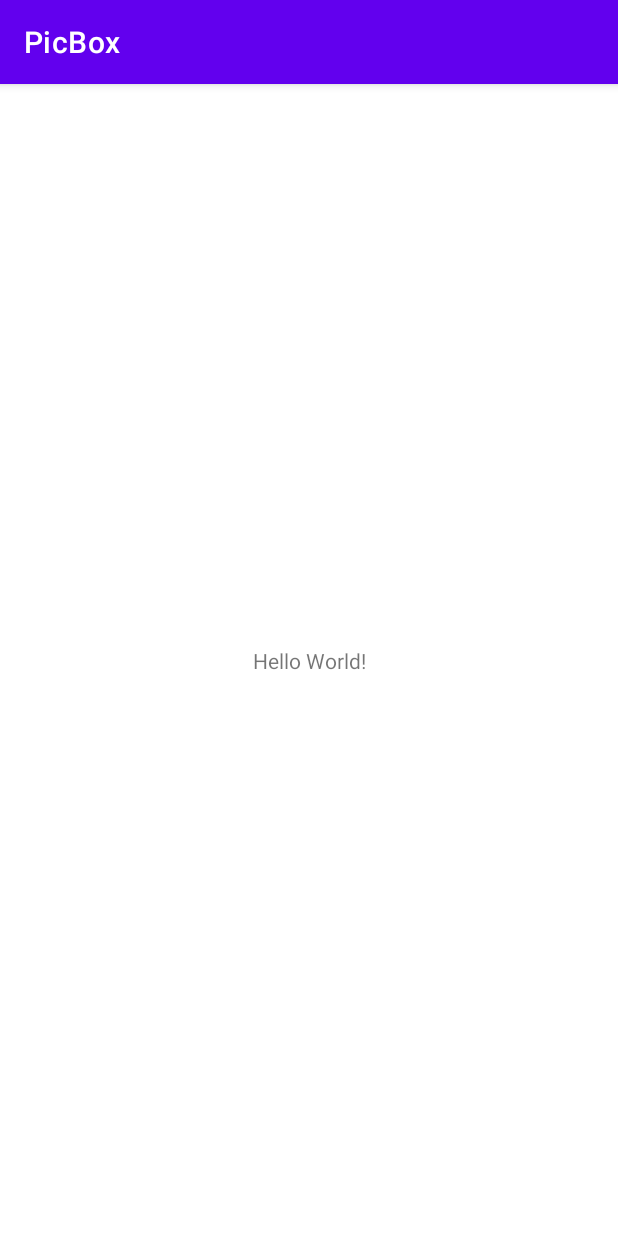
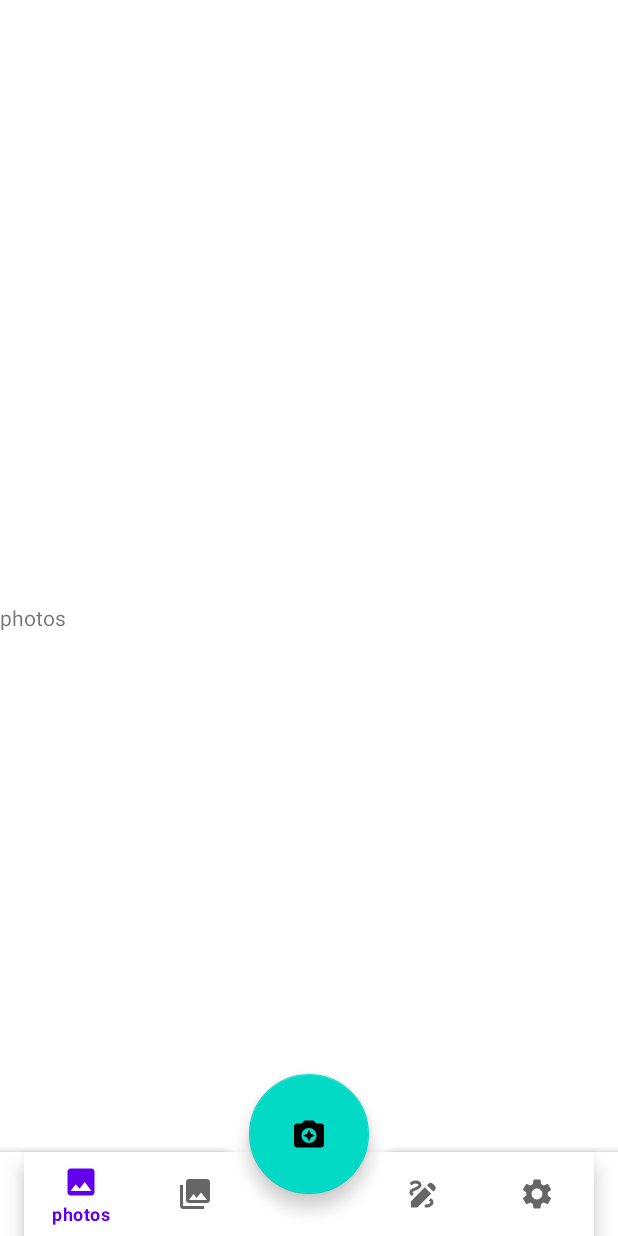
Before and after one commit to Phongle1311/PicBox, an Android app: the screen it shows after launch (MainActivity), on a phone screen of 412 x 824 dp. Run offline under Robolectric (Android 15) with nearby library versions, the phone set to English and light mode, and no system bars.

Commit message:
update bottom bar

```diff
--- a/app/src/main/java/com/hcmus/picbox/MainActivity.java
+++ b/app/src/main/java/com/hcmus/picbox/MainActivity.java
@@ -3,12 +3,89 @@
 import androidx.appcompat.app.AppCompatActivity;
 
 import android.os.Bundle;
+import android.view.MenuItem;
+
+import androidx.annotation.NonNull;
+import androidx.appcompat.app.AppCompatActivity;
+import androidx.fragment.app.FragmentStatePagerAdapter;
+import androidx.viewpager.widget.ViewPager;
+
+import com.google.android.material.bottomnavigation.BottomNavigationView;
+import com.hcmus.picbox.fragment.ViewPagerAdapter;
 
 public class MainActivity extends AppCompatActivity {
+    private ViewPager mainViewPager;
+    private BottomNavigationView bottomBar;
+
+    private void initUI() {
+        mainViewPager = findViewById(R.id.MainViewPager);
+        bottomBar = findViewById(R.id.BottomNavigationView);
+    }
+
+    private void initViewPager() {
+
+    }
 
     @Override
     protected void onCreate(Bundle savedInstanceState) {
         super.onCreate(savedInstanceState);
         setContentView(R.layout.activity_main);
+
+        initUI();
+
+
+        ViewPagerAdapter adapter = new ViewPagerAdapter(getSupportFragmentManager(), FragmentStatePagerAdapter.BEHAVIOR_RESUME_ONLY_CURRENT_FRAGMENT);
+        mainViewPager.setAdapter(adapter);
+
+        mainViewPager.addOnPageChangeListener(new ViewPager.OnPageChangeListener() {
+            @Override
+            public void onPageScrolled(int position, float positionOffset, int positionOffsetPixels) {
+
+            }
+
+            @Override
+            public void onPageSelected(int position) {
+                switch (position) {
+                    case 0:
+                        bottomBar.getMenu().findItem(R.id.photos).setChecked(true);
+                        break;
+                    case 1:
+                        bottomBar.getMenu().findItem(R.id.gallery).setChecked(true);
+                        break;
+                    case 2:
+                        bottomBar.getMenu().findItem(R.id.drawing).setChecked(true);
+                        break;
+                    case 3:
+                        bottomBar.getMenu().findItem(R.id.setting).setChecked(true);
+                        break;
+                }
+            }
+
+            @Override
+            public void onPageScrollStateChanged(int state) {
+
+            }
+        });
+
+        bottomBar.setOnNavigationItemSelectedListener(new BottomNavigationView.OnNavigationItemSelectedListener() {
+            @Override
+            public boolean onNavigationItemSelected(@NonNull MenuItem item) {
+                switch (item.getItemId()) {
+                    case R.id.photos:
+                        mainViewPager.setCurrentItem(0);
+                        break;
+                    case R.id.gallery:
+                        mainViewPager.setCurrentItem(1);
+                        break;
+                    case R.id.drawing:
+                        mainViewPager.setCurrentItem(2);
+                        break;
+                    case R.id.setting:
+                        mainViewPager.setCurrentItem(3);
+                        break;
+                }
+                return true;
+            }
+        });
     }
 }
--- /dev/null
+++ b/app/src/main/java/com/hcmus/picbox/fragment/GalleryFragment.java
@@ -0,0 +1,20 @@
+package com.hcmus.picbox.fragment;
+
+import android.os.Bundle;
+import android.view.LayoutInflater;
+import android.view.View;
+import android.view.ViewGroup;
+
+import androidx.annotation.NonNull;
+import androidx.annotation.Nullable;
+import androidx.fragment.app.Fragment;
+
+import com.hcmus.picbox.R;
+
+public class GalleryFragment extends Fragment {
+    @Nullable
+    @Override
+    public View onCreateView(@NonNull LayoutInflater inflater, @Nullable ViewGroup container, @Nullable Bundle savedInstanceState) {
+        return inflater.inflate(R.layout.fragment_gallery, container, false);
+    }
+}
--- /dev/null
+++ b/app/src/main/java/com/hcmus/picbox/fragment/PhotosFragment.java
@@ -0,0 +1,20 @@
+package com.hcmus.picbox.fragment;
+
+import android.os.Bundle;
+import android.view.LayoutInflater;
+import android.view.View;
+import android.view.ViewGroup;
+
+import androidx.annotation.NonNull;
+import androidx.annotation.Nullable;
+import androidx.fragment.app.Fragment;
+
+import com.hcmus.picbox.R;
+
+public class PhotosFragment extends Fragment {
+    @Nullable
+    @Override
+    public View onCreateView(@NonNull LayoutInflater inflater, @Nullable ViewGroup container, @Nullable Bundle savedInstanceState) {
+        return inflater.inflate(R.layout.fragment_photos, container, false);
+    }
+}
--- /dev/null
+++ b/app/src/main/java/com/hcmus/picbox/fragment/ViewPagerAdapter.java
@@ -0,0 +1,35 @@
+package com.hcmus.picbox.fragment;
+
+import androidx.annotation.NonNull;
+import androidx.fragment.app.Fragment;
+import androidx.fragment.app.FragmentManager;
+import androidx.fragment.app.FragmentStatePagerAdapter;
+
+public class ViewPagerAdapter extends FragmentStatePagerAdapter {
+
+    public ViewPagerAdapter(@NonNull FragmentManager fm, int behavior) {
+        super(fm, behavior);
+    }
+
+    @NonNull
+    @Override
+    public Fragment getItem(int position) {
+        switch (position){
+            case 0:
+                return new PhotosFragment();
+            case 1:
+                return new GalleryFragment();
+            case 2:
+                return new DrawingFragment();
+            case 3:
+                return new SettingFragment();
+            default:
+                return new PhotosFragment();
+        }
+    }
+
+    @Override
+    public int getCount() {
+        return 4;
+    }
+}
--- /dev/null
+++ b/app/src/main/res/drawable/ic_baseline_camera_enhance_24.xml
@@ -0,0 +1,6 @@
+<vector android:height="80dp" android:tint="#000000"
+    android:viewportHeight="24" android:viewportWidth="24"
+    android:width="80dp" xmlns:android="http://schemas.android.com/apk/res/android">
+    <path android:fillColor="@android:color/white" android:pathData="M9,3L7.17,5L4,5c-1.1,0 -2,0.9 -2,2v12c0,1.1 0.9,2 2,2h16c1.1,0 2,-0.9 2,-2L22,7c0,-1.1 -0.9,-2 -2,-2h-3.17L15,3L9,3zM12,18c-2.76,0 -5,-2.24 -5,-5s2.24,-5 5,-5 5,2.24 5,5 -2.24,5 -5,5z"/>
+    <path android:fillColor="@android:color/white" android:pathData="M12,17l1.25,-2.75L16,13l-2.75,-1.25L12,9l-1.25,2.75L8,13l2.75,1.25z"/>
+</vector>
--- /dev/null
+++ b/app/src/main/res/drawable/ic_baseline_collections_24.xml
@@ -0,0 +1,5 @@
+<vector android:height="24dp" android:tint="#000000"
+    android:viewportHeight="24" android:viewportWidth="24"
+    android:width="24dp" xmlns:android="http://schemas.android.com/apk/res/android">
+    <path android:fillColor="@android:color/white" android:pathData="M22,16L22,4c0,-1.1 -0.9,-2 -2,-2L8,2c-1.1,0 -2,0.9 -2,2v12c0,1.1 0.9,2 2,2h12c1.1,0 2,-0.9 2,-2zM11,12l2.03,2.71L16,11l4,5L8,16l3,-4zM2,6v14c0,1.1 0.9,2 2,2h14v-2L4,20L4,6L2,6z"/>
+</vector>
--- /dev/null
+++ b/app/src/main/res/drawable/ic_baseline_draw_24.xml
@@ -0,0 +1,5 @@
+<vector android:height="24dp" android:tint="#000000"
+    android:viewportHeight="24" android:viewportWidth="24"
+    android:width="24dp" xmlns:android="http://schemas.android.com/apk/res/android">
+    <path android:fillColor="@android:color/white" android:pathData="M18.85,10.39l1.06,-1.06c0.78,-0.78 0.78,-2.05 0,-2.83L18.5,5.09c-0.78,-0.78 -2.05,-0.78 -2.83,0l-1.06,1.06L18.85,10.39zM13.19,7.56L4,16.76V21h4.24l9.19,-9.19L13.19,7.56zM19,17.5c0,2.19 -2.54,3.5 -5,3.5c-0.55,0 -1,-0.45 -1,-1s0.45,-1 1,-1c1.54,0 3,-0.73 3,-1.5c0,-0.47 -0.48,-0.87 -1.23,-1.2l1.48,-1.48C18.32,15.45 19,16.29 19,17.5zM4.58,13.35C3.61,12.79 3,12.06 3,11c0,-1.8 1.89,-2.63 3.56,-3.36C7.59,7.18 9,6.56 9,6c0,-0.41 -0.78,-1 -2,-1C5.74,5 5.2,5.61 5.17,5.64C4.82,6.05 4.19,6.1 3.77,5.76C3.36,5.42 3.28,4.81 3.62,4.38C3.73,4.24 4.76,3 7,3c2.24,0 4,1.32 4,3c0,1.87 -1.93,2.72 -3.64,3.47C6.42,9.88 5,10.5 5,11c0,0.31 0.43,0.6 1.07,0.86L4.58,13.35z"/>
+</vector>
--- /dev/null
+++ b/app/src/main/res/drawable/ic_baseline_image_24.xml
@@ -0,0 +1,5 @@
+<vector android:height="24dp" android:tint="#000000"
+    android:viewportHeight="24" android:viewportWidth="24"
+    android:width="24dp" xmlns:android="http://schemas.android.com/apk/res/android">
+    <path android:fillColor="@android:color/white" android:pathData="M21,19V5c0,-1.1 -0.9,-2 -2,-2H5c-1.1,0 -2,0.9 -2,2v14c0,1.1 0.9,2 2,2h14c1.1,0 2,-0.9 2,-2zM8.5,13.5l2.5,3.01L14.5,12l4.5,6H5l3.5,-4.5z"/>
+</vector>
--- /dev/null
+++ b/app/src/main/res/drawable/ic_baseline_search_24.xml
@@ -0,0 +1,5 @@
+<vector android:height="24dp" android:tint="#000000"
+    android:viewportHeight="24" android:viewportWidth="24"
+    android:width="24dp" xmlns:android="http://schemas.android.com/apk/res/android">
+    <path android:fillColor="@android:color/white" android:pathData="M15.5,14h-0.79l-0.28,-0.27C15.41,12.59 16,11.11 16,9.5 16,5.91 13.09,3 9.5,3S3,5.91 3,9.5 5.91,16 9.5,16c1.61,0 3.09,-0.59 4.23,-1.57l0.27,0.28v0.79l5,4.99L20.49,19l-4.99,-5zM9.5,14C7.01,14 5,11.99 5,9.5S7.01,5 9.5,5 14,7.01 14,9.5 11.99,14 9.5,14z"/>
+</vector>
--- /dev/null
+++ b/app/src/main/res/drawable/ic_baseline_settings_24.xml
@@ -0,0 +1,5 @@
+<vector android:height="24dp" android:tint="#000000"
+    android:viewportHeight="24" android:viewportWidth="24"
+    android:width="24dp" xmlns:android="http://schemas.android.com/apk/res/android">
+    <path android:fillColor="@android:color/white" android:pathData="M19.14,12.94c0.04,-0.3 0.06,-0.61 0.06,-0.94c0,-0.32 -0.02,-0.64 -0.07,-0.94l2.03,-1.58c0.18,-0.14 0.23,-0.41 0.12,-0.61l-1.92,-3.32c-0.12,-0.22 -0.37,-0.29 -0.59,-0.22l-2.39,0.96c-0.5,-0.38 -1.03,-0.7 -1.62,-0.94L14.4,2.81c-0.04,-0.24 -0.24,-0.41 -0.48,-0.41h-3.84c-0.24,0 -0.43,0.17 -0.47,0.41L9.25,5.35C8.66,5.59 8.12,5.92 7.63,6.29L5.24,5.33c-0.22,-0.08 -0.47,0 -0.59,0.22L2.74,8.87C2.62,9.08 2.66,9.34 2.86,9.48l2.03,1.58C4.84,11.36 4.8,11.69 4.8,12s0.02,0.64 0.07,0.94l-2.03,1.58c-0.18,0.14 -0.23,0.41 -0.12,0.61l1.92,3.32c0.12,0.22 0.37,0.29 0.59,0.22l2.39,-0.96c0.5,0.38 1.03,0.7 1.62,0.94l0.36,2.54c0.05,0.24 0.24,0.41 0.48,0.41h3.84c0.24,0 0.44,-0.17 0.47,-0.41l0.36,-2.54c0.59,-0.24 1.13,-0.56 1.62,-0.94l2.39,0.96c0.22,0.08 0.47,0 0.59,-0.22l1.92,-3.32c0.12,-0.22 0.07,-0.47 -0.12,-0.61L19.14,12.94zM12,15.6c-1.98,0 -3.6,-1.62 -3.6,-3.6s1.62,-3.6 3.6,-3.6s3.6,1.62 3.6,3.6S13.98,15.6 12,15.6z"/>
+</vector>
--- a/app/src/main/res/layout/activity_main.xml
+++ b/app/src/main/res/layout/activity_main.xml
@@ -1,18 +1,48 @@
 <?xml version="1.0" encoding="utf-8"?>
-<androidx.constraintlayout.widget.ConstraintLayout xmlns:android="http://schemas.android.com/apk/res/android"
+
+<RelativeLayout xmlns:android="http://schemas.android.com/apk/res/android"
     xmlns:app="http://schemas.android.com/apk/res-auto"
     xmlns:tools="http://schemas.android.com/tools"
     android:layout_width="match_parent"
     android:layout_height="match_parent"
     tools:context=".MainActivity">
 
-    <TextView
-        android:layout_width="wrap_content"
-        android:layout_height="wrap_content"
-        android:text="Hello World!"
-        app:layout_constraintBottom_toBottomOf="parent"
-        app:layout_constraintEnd_toEndOf="parent"
-        app:layout_constraintStart_toStartOf="parent"
-        app:layout_constraintTop_toTopOf="parent" />
 
-</androidx.constraintlayout.widget.ConstraintLayout>
+    <androidx.viewpager.widget.ViewPager
+        android:id="@+id/MainViewPager"
+        android:layout_width="match_parent"
+        android:layout_height="wrap_content" />
+
+    <androidx.coordinatorlayout.widget.CoordinatorLayout
+        android:layout_width="match_parent"
+        android:layout_height="match_parent">
+
+        <com.google.android.material.bottomappbar.BottomAppBar
+            android:id="@+id/BottomBar"
+            android:layout_width="match_parent"
+            android:layout_height="wrap_content"
+            android:layout_gravity="bottom"
+            app:fabCradleMargin="12dp"
+            app:fabCradleRoundedCornerRadius="12dp"
+            app:fabCradleVerticalOffset="12dp">
+
+            <com.google.android.material.bottomnavigation.BottomNavigationView
+                android:id="@+id/BottomNavigationView"
+                android:layout_width="match_parent"
+                android:layout_height="wrap_content"
+                android:layout_marginEnd="16dp"
+                app:menu="@menu/bottom_bar_icon_menu" />
+        </com.google.android.material.bottomappbar.BottomAppBar>
+
+
+        <com.google.android.material.floatingactionbutton.FloatingActionButton
+            android:id="@+id/camera"
+            android:layout_width="80dp"
+            android:layout_height="80dp"
+            android:src="@drawable/ic_baseline_camera_enhance_24"
+            app:fabCustomSize="80dp"
+            app:layout_anchor="@id/BottomBar">
+
+        </com.google.android.material.floatingactionbutton.FloatingActionButton>
+    </androidx.coordinatorlayout.widget.CoordinatorLayout>
+</RelativeLayout>
--- /dev/null
+++ b/app/src/main/res/layout/fragment_photos.xml
@@ -0,0 +1,14 @@
+<?xml version="1.0" encoding="utf-8"?>
+<LinearLayout xmlns:android="http://schemas.android.com/apk/res/android"
+    xmlns:app="http://schemas.android.com/apk/res-auto"
+    xmlns:tools="http://schemas.android.com/tools"
+    android:layout_width="match_parent"
+    android:layout_height="match_parent"
+    tools:context=".MainActivity">
+    <TextView
+        android:layout_width="match_parent"
+        android:layout_height="wrap_content"
+        android:layout_gravity="center"
+        android:text="photos"/>
+
+</LinearLayout>
--- /dev/null
+++ b/app/src/main/res/menu/bottom_bar_icon_menu.xml
@@ -0,0 +1,20 @@
+<?xml version="1.0" encoding="utf-8"?>
+<menu xmlns:android="http://schemas.android.com/apk/res/android">
+    <item android:id="@+id/photos"
+        android:title="photos"
+        android:icon="@drawable/ic_baseline_image_24"/>
+
+    <item android:id="@+id/gallery"
+        android:title="Gallery"
+        android:icon="@drawable/ic_baseline_collections_24"/>
+
+    <item android:id="@+id/empty_space"
+        android:title=""/>
+
+    <item android:id="@+id/drawing"
+        android:title="Drawing"
+        android:icon="@drawable/ic_baseline_draw_24"/>
+    <item android:id="@+id/setting"
+        android:title="Setting"
+        android:icon="@drawable/ic_baseline_settings_24"/>
+</menu>
--- a/app/src/main/res/values-night/themes.xml
+++ b/app/src/main/res/values-night/themes.xml
@@ -1,6 +1,6 @@
 <resources xmlns:tools="http://schemas.android.com/tools">
     <!-- Base application theme. -->
-    <style name="Theme.PicBox" parent="Theme.MaterialComponents.DayNight.DarkActionBar">
+    <style name="Theme.PicBox" parent="Theme.MaterialComponents.DayNight.NoActionBar">
         <!-- Primary brand color. -->
         <item name="colorPrimary">@color/purple_200</item>
         <item name="colorPrimaryVariant">@color/purple_700</item>
--- a/app/src/main/res/values/themes.xml
+++ b/app/src/main/res/values/themes.xml
@@ -1,6 +1,6 @@
 <resources xmlns:tools="http://schemas.android.com/tools">
     <!-- Base application theme. -->
-    <style name="Theme.PicBox" parent="Theme.MaterialComponents.DayNight.DarkActionBar">
+    <style name="Theme.PicBox" parent="Theme.MaterialComponents.DayNight.NoActionBar">
         <!-- Primary brand color. -->
         <item name="colorPrimary">@color/purple_500</item>
         <item name="colorPrimaryVariant">@color/purple_700</item>
```
Also changed, not shown: app/src/main/java/com/hcmus/picbox/fragment/DrawingFragment.java (added, +20 -0 lines), app/src/main/java/com/hcmus/picbox/fragment/SettingFragment.java (added, +20 -0 lines), app/src/main/res/layout/fragment_drawing.xml (added, +14 -0 lines), app/src/main/res/layout/fragment_gallery.xml (added, +13 -0 lines), app/src/main/res/layout/fragment_setting.xml (added, +14 -0 lines).
